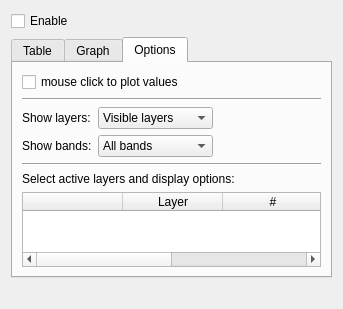
Above: ui_valuewidgetbase.ui from etiennesky/valuetool before the change. Below: the same form after it.
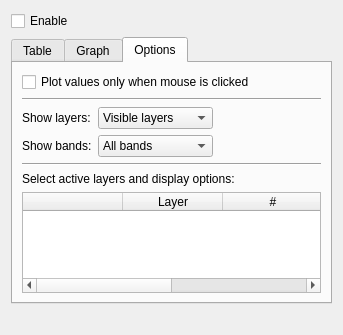
That is the form after the change. The open tabs and pages were chosen to show the change.

Commit message: do not deactivate tool when other map tools are used (only if mouse click option is not used) (#10027)

The edit to the form file:
```diff
--- a/ui_valuewidgetbase.ui
+++ b/ui_valuewidgetbase.ui
@@ -7,7 +7,7 @@
     <x>0</x>
     <y>0</y>
     <width>343</width>
-    <height>309</height>
+    <height>335</height>
    </rect>
   </property>
   <property name="windowTitle">
@@ -188,7 +188,7 @@
           <string>Use this if plotting is slow (e.g. when using mpl Graph) or to select a particular point</string>
          </property>
          <property name="text">
-          <string>mouse click to plot values</string>
+          <string>Plot values only when mouse is clicked</string>
          </property>
         </widget>
        </item>
```
Left out of the diff: 2 changed lines with no effect on the pictures. The commit also changes 3 other files.
